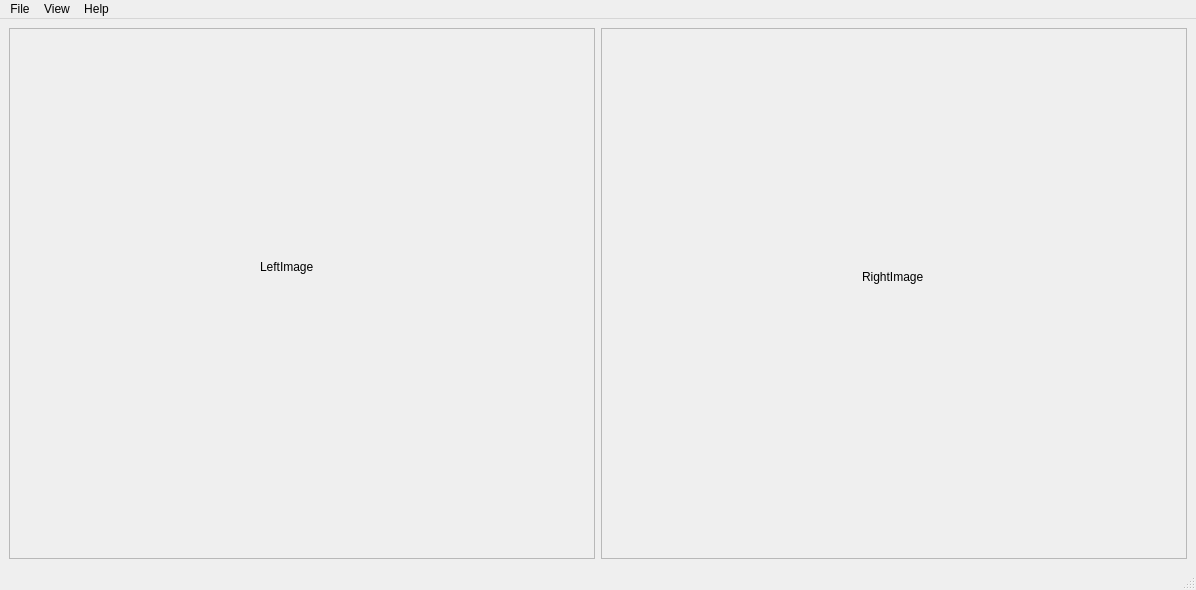
This is DualImageViewer/main_ui.ui in nae9on/PyQt5 as Qt 5 draws it before an edit. The edited form follows.
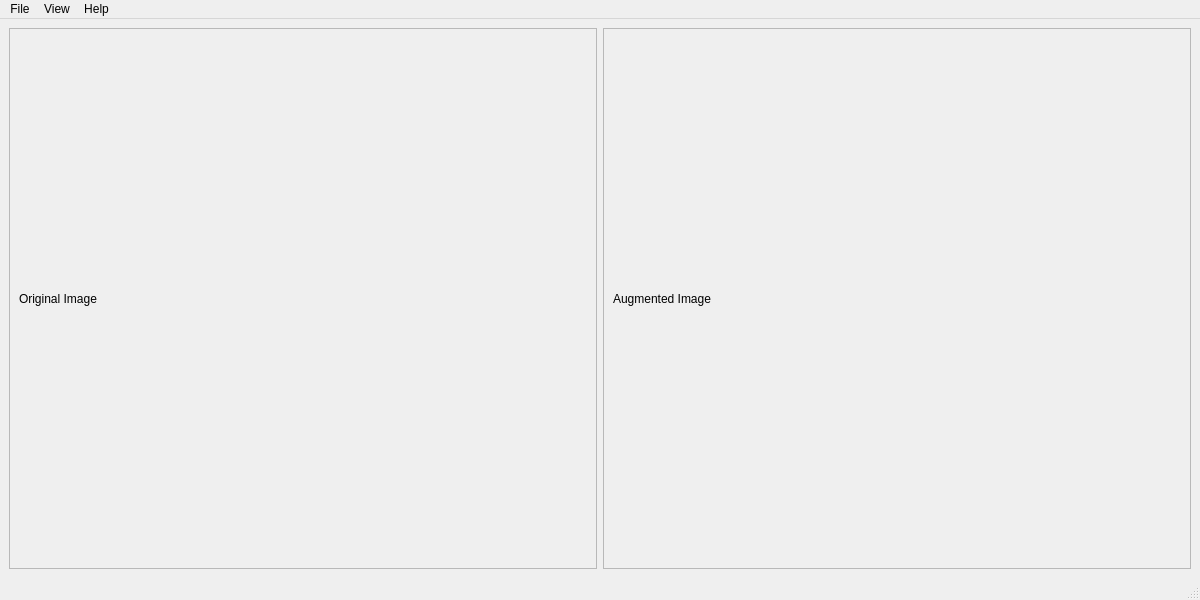
This is the edited form.

What changed in the file:
```diff
--- a/DualImageViewer/main_ui.ui
+++ b/DualImageViewer/main_ui.ui
@@ -6,8 +6,8 @@
    <rect>
     <x>0</x>
     <y>0</y>
-    <width>1196</width>
-    <height>590</height>
+    <width>1200</width>
+    <height>600</height>
    </rect>
   </property>
   <property name="windowTitle">
@@ -27,32 +27,19 @@
           <rect>
            <x>0</x>
            <y>0</y>
-           <width>581</width>
-           <height>513</height>
+           <width>583</width>
+           <height>523</height>
           </rect>
          </property>
-         <widget class="QLabel" name="imageLabelLeft">
-          <property name="geometry">
-           <rect>
-            <x>250</x>
-            <y>230</y>
-            <width>57</width>
-            <height>16</height>
-           </rect>
-          </property>
-          <property name="sizePolicy">
-           <sizepolicy hsizetype="Ignored" vsizetype="Ignored">
-            <horstretch>0</horstretch>
-            <verstretch>0</verstretch>
-           </sizepolicy>
-          </property>
-          <property name="text">
-           <string>LeftImage</string>
-          </property>
-          <property name="scaledContents">
-           <bool>true</bool>
-          </property>
-         </widget>
+         <layout class="QHBoxLayout" name="horizontalLayout_3">
+          <item>
+           <widget class="QLabel" name="imageLabelLeft">
+            <property name="text">
+             <string>Original Image</string>
+            </property>
+           </widget>
+          </item>
+         </layout>
         </widget>
        </widget>
       </item>
@@ -66,29 +53,19 @@
           <rect>
            <x>0</x>
            <y>0</y>
-           <width>580</width>
-           <height>513</height>
+           <width>582</width>
+           <height>523</height>
           </rect>
          </property>
-         <widget class="QLabel" name="imageLabelRght">
-          <property name="geometry">
-           <rect>
-            <x>260</x>
-            <y>240</y>
-            <width>65</width>
-            <height>16</height>
-           </rect>
-          </property>
-          <property name="sizePolicy">
-           <sizepolicy hsizetype="Ignored" vsizetype="Ignored">
-            <horstretch>0</horstretch>
-            <verstretch>0</verstretch>
-           </sizepolicy>
-          </property>
-          <property name="text">
-           <string>RightImage</string>
-          </property>
-         </widget>
+         <layout class="QHBoxLayout" name="horizontalLayout_4">
+          <item>
+           <widget class="QLabel" name="imageLabelRight">
+            <property name="text">
+             <string>Augmented Image</string>
+            </property>
+           </widget>
+          </item>
+         </layout>
         </widget>
        </widget>
       </item>
@@ -101,7 +78,7 @@
     <rect>
      <x>0</x>
      <y>0</y>
-     <width>1196</width>
+     <width>1200</width>
      <height>26</height>
     </rect>
    </property>
```
Left out of the diff: 42 changed lines with no effect on the pictures.
